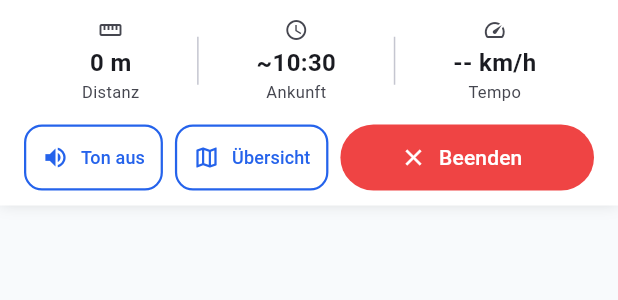
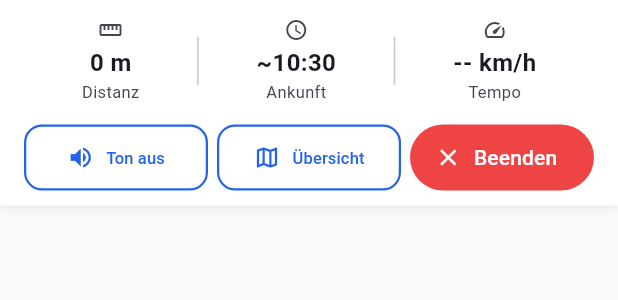
Before and after one commit to jerdnaandrej777/mapab-app, a Flutter app: the NavigationBottomBar widget shown alone on an empty page, opened directly with empty values, on a phone screen of 412 x 824 dp. Shown: the top 300 px of the screen. Run offline on Flutter 3.47's test engine with Material 3 defaults, Android fonts, the phone set to English and light mode, and no system bars; our stand-ins replace cached_network_image, dio, fl_chart, flutter_cache_manager, flutter_map, flutter_riverpod and 14 more; missing offline and left inert: flutter_foreground_task, maplibre_gl, mobile_scanner; accounts and stored records are empty; generated files the repository leaves out were written again.

Commit message:
fix: Navigation Bottom Bar - Beenden-Button sichtbar
- Alle 4 Buttons in Expanded gewickelt für gleichmäßige Verteilung
- Button-Padding und Schriftgröße reduziert für kompakteres Layout
- TextOverflow.ellipsis für zu lange Labels
- APK v1.10.0 aktualisiert (116.4 MB) via Git LFS

Co-Authored-By: Claude Opus 4.5 <noreply@anthropic.com>

```diff
--- a/lib/features/navigation/widgets/navigation_bottom_bar.dart
+++ b/lib/features/navigation/widgets/navigation_bottom_bar.dart
@@ -90,11 +90,12 @@ class NavigationBottomBar extends StatelessWidget {
                 ],
               ),
               const SizedBox(height: 12),
-              // Button-Zeile
+              // Button-Zeile - alle Buttons gleichmäßig verteilt
               Row(
                 children: [
                   // Mute/Unmute
-                  _ActionButton(
+                  Expanded(
+                    child: _ActionButton(
                       icon: isMuted
                           ? Icons.volume_off
                           : Icons.volume_up,
@@ -102,25 +103,31 @@ class NavigationBottomBar extends StatelessWidget {
                       onTap: onToggleMute,
                       colorScheme: colorScheme,
                     ),
-                  const SizedBox(width: 8),
+                  ),
+                  const SizedBox(width: 6),
                   // Sprachbefehl
-                  if (onVoiceCommand != null)
-                    _ActionButton(
+                  if (onVoiceCommand != null) ...[
+                    Expanded(
+                      child: _ActionButton(
                         icon: isListening ? Icons.mic : Icons.mic_none,
                         label: isListening ? context.l10n.navVoiceListening : context.l10n.navVoice,
                         onTap: onVoiceCommand!,
                         colorScheme: colorScheme,
                         isActive: isListening,
                       ),
-                  if (onVoiceCommand != null) const SizedBox(width: 8),
+                    ),
+                    const SizedBox(width: 6),
+                  ],
                   // Übersicht
-                  _ActionButton(
+                  Expanded(
+                    child: _ActionButton(
                       icon: Icons.map_outlined,
                       label: context.l10n.navOverview,
                       onTap: onOverview,
                       colorScheme: colorScheme,
                     ),
-                  const SizedBox(width: 8),
+                  ),
+                  const SizedBox(width: 6),
                   // Navigation beenden
                   Expanded(
                     child: FilledButton.icon(
@@ -223,22 +230,34 @@ class _ActionButton extends StatelessWidget {
       return FilledButton.icon(
         onPressed: onTap,
         icon: Icon(icon, size: 18),
-        label: Text(label, style: const TextStyle(fontSize: 12)),
+        label: Flexible(
+          child: Text(
+            label,
+            style: const TextStyle(fontSize: 11),
+            overflow: TextOverflow.ellipsis,
+          ),
+        ),
         style: FilledButton.styleFrom(
           backgroundColor: colorScheme.primary,
           foregroundColor: colorScheme.onPrimary,
           minimumSize: const Size(0, 44),
-          padding: const EdgeInsets.symmetric(horizontal: 12),
+          padding: const EdgeInsets.symmetric(horizontal: 8),
         ),
       );
     }
     return OutlinedButton.icon(
       onPressed: onTap,
       icon: Icon(icon, size: 18),
-      label: Text(label, style: const TextStyle(fontSize: 12)),
+      label: Flexible(
+        child: Text(
+          label,
+          style: const TextStyle(fontSize: 11),
+          overflow: TextOverflow.ellipsis,
+        ),
+      ),
       style: OutlinedButton.styleFrom(
         minimumSize: const Size(0, 44),
-        padding: const EdgeInsets.symmetric(horizontal: 12),
+        padding: const EdgeInsets.symmetric(horizontal: 8),
       ),
     );
   }
```
Also changed, not shown: 4 other files. Lines whose indentation alone changed are shown as unchanged.
